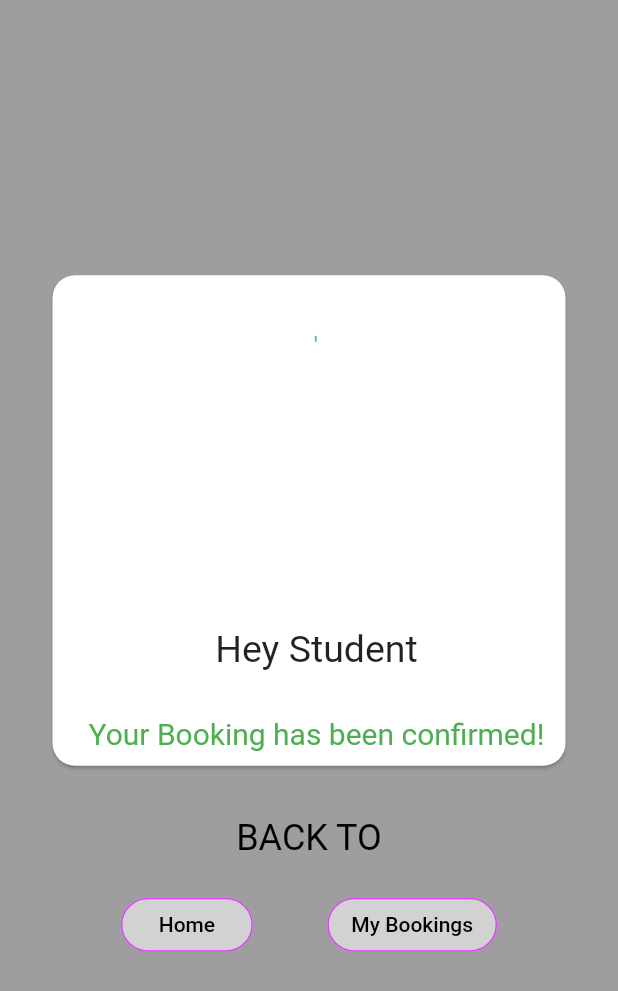
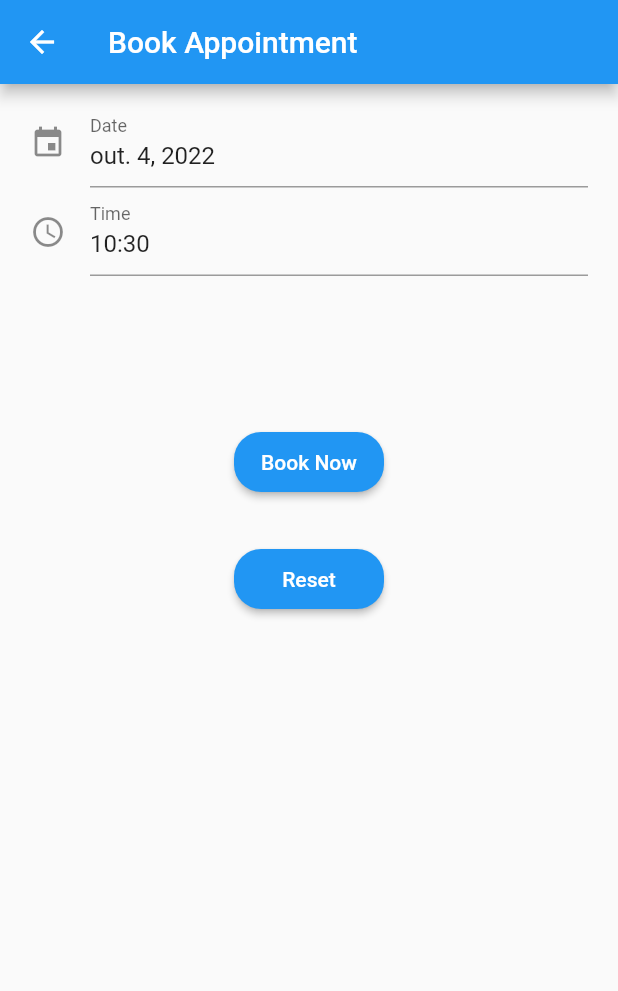
Before and after one commit to brisingr24/Serenity, a Flutter app: the Profile screen opened directly, after a tap on "BOOK", on a phone screen of 412 x 824 dp. Shown: the top 991 px of the screen. Run offline on Flutter 3.47's test engine with Material 2 defaults, Android fonts, the phone set to English and light mode, and no system bars; drawn by our look-alikes of date_time_picker; our stand-ins replace animated_bottom_navigation_bar, carousel_slider, cloud_firestore, firebase_auth, firebase_core, firebase_storage and 4 more; missing offline and left inert: circular_menu, dart:ffi; accounts and stored records are empty.

Commit message:
Booking Screen Date and Time Added

```diff
--- /dev/null
+++ b/lib/screens/bookings/bookingscreen.dart
@@ -0,0 +1,146 @@
+import 'package:date_time_picker/date_time_picker.dart';
+import 'package:envision/screens/bookings/bookconfirm.dart';
+import 'package:flutter/material.dart';
+
+import 'package:intl/intl.dart';
+
+class BookingScreen extends StatefulWidget {
+  const BookingScreen({Key? key}) : super(key: key);
+
+  @override
+  State<BookingScreen> createState() => _BookingScreenState();
+}
+
+class _BookingScreenState extends State<BookingScreen> {
+  GlobalKey<FormState> _oFormKey = GlobalKey<FormState>();
+  late TextEditingController _controller1;
+  late TextEditingController _controller2;
+  late TextEditingController _controller3;
+  late TextEditingController _controller4;
+
+  //String _initialValue = '';
+
+  String _valueChanged3 = '';
+  String _valueToValidate3 = '';
+  String _valueSaved3 = '';
+  String _valueChanged4 = '';
+  String _valueToValidate4 = '';
+  String _valueSaved4 = '';
+
+  @override
+  void initState() {
+    super.initState();
+    Intl.defaultLocale = 'pt_BR';
+    // _initialValue = DateTime.now().toString();
+    // _controller1 = TextEditingController(text: DateTime.now().toString());
+    // _controller2 = TextEditingController(text: DateTime.now().toString());
+    _controller3 = TextEditingController(text: DateTime.now().toString());
+
+    String lsHour = TimeOfDay.now().hour.toString().padLeft(2, '0');
+    String lsMinute = TimeOfDay.now().minute.toString().padLeft(2, '0');
+    _controller4 = TextEditingController(text: '$lsHour:$lsMinute');
+  }
+
+  @override
+  Widget build(BuildContext context) {
+    return Scaffold(
+      appBar: AppBar(
+        title: Text('Book Appointment'),
+      ),
+      body: SingleChildScrollView(
+        padding: EdgeInsets.only(left: 20, right: 20, top: 10),
+        child: Form(
+          key: _oFormKey,
+          child: Column(
+            children: <Widget>[
+              DateTimePicker(
+                type: DateTimePickerType.date,
+                //dateMask: 'yyyy/MM/dd',
+                controller: _controller3,
+                //initialValue: _initialValue,
+                firstDate: DateTime(2000),
+                lastDate: DateTime(2100),
+                icon: Icon(Icons.event),
+                dateLabelText: 'Date',
+                locale: Locale('en', 'IN'),
+                onChanged: (val) => setState(() => _valueChanged3 = val),
+                validator: (val) {
+                  setState(() => _valueToValidate3 = val ?? '');
+                  return null;
+                },
+                onSaved: (val) => setState(() => _valueSaved3 = val ?? ''),
+              ),
+              DateTimePicker(
+                type: DateTimePickerType.time,
+                //timePickerEntryModeInput: true,
+                controller: _controller4,
+                // initialValue: '', //_initialValue,
+                icon: Icon(Icons.access_time),
+                timeLabelText: "Time",
+                use24HourFormat: false,
+                locale: Locale('en', 'IN'),
+                onChanged: (val) => setState(() => _valueChanged4 = val),
+                validator: (val) {
+                  setState(() => _valueToValidate4 = val ?? '');
+                  return null;
+                },
+                onSaved: (val) => setState(() => _valueSaved4 = val ?? ''),
+              ),
+              SizedBox(height: 100),
+              ElevatedButton(
+                  onPressed: () {
+                    final loForm = _oFormKey.currentState;
+
+                    if (loForm?.validate() == true) {
+                      loForm?.save();
+                    }
+                    Navigator.push(
+                    context,
+                    MaterialPageRoute(builder: (context) => BookingConfirm()),
+                  );
+                  },
+                  child: Text('Book Now'),
+                  style: ButtonStyle(
+                      backgroundColor: MaterialStateProperty.all(Colors.blue),
+                      fixedSize:
+                          MaterialStateProperty.all<Size>(const Size(100, 40)),
+                      shape: MaterialStateProperty.all<RoundedRectangleBorder>(
+                          RoundedRectangleBorder(
+                        borderRadius: BorderRadius.circular(18.0),
+                      )))),
+              SizedBox(height: 30),
+              ElevatedButton(
+                  onPressed: () {
+                    final loForm = _oFormKey.currentState;
+                    loForm?.reset();
+
+                    setState(() {
+                      _valueChanged3 = '';
+                      _valueChanged4 = '';
+
+                      _valueToValidate3 = '';
+                      _valueToValidate4 = '';
+
+                      _valueSaved3 = '';
+                      _valueSaved4 = '';
+                    });
+
+                    _controller3.clear();
+                    _controller4.clear();
+                  },
+                  child: Text('Reset'),
+                  style: ButtonStyle(
+                      backgroundColor: MaterialStateProperty.all(Colors.blue),
+                      fixedSize:
+                          MaterialStateProperty.all<Size>(const Size(100, 40)),
+                      shape: MaterialStateProperty.all<RoundedRectangleBorder>(
+                          RoundedRectangleBorder(
+                        borderRadius: BorderRadius.circular(18.0),
+                      )))),
+            ],
+          ),
+        ),
+      ),
+    );
+  }
+}
--- a/lib/screens/mains/profile.dart
+++ b/lib/screens/mains/profile.dart
@@ -1,4 +1,5 @@
 // ignore_for_file: prefer_const_constructors, prefer_const_literals_to_create_immutables
+import 'package:envision/screens/bookings/bookingscreen.dart';
 import 'package:envision/screens/editprofile.dart';
 import 'package:envision/screens/bookings/bookconfirm.dart';
 import 'package:flutter/cupertino.dart';
@@ -90,7 +91,7 @@ class _ProfileState extends State<Profile> {
                 onPressed: () {
                   Navigator.push(
                     context,
-                    MaterialPageRoute(builder: (context) => BookingConfirm()),
+                    MaterialPageRoute(builder: (context) => BookingScreen()),
                   );
                 },
                 child: Text("BOOK"),
--- a/pubspec.yaml
+++ b/pubspec.yaml
@@ -35,6 +35,10 @@ dependencies:
   # Use with the CupertinoIcons class for iOS style icons.
   cupertino_icons: ^1.0.2
   carousel_slider: ^4.1.1
+  date_time_picker: ^2.1.0
+  flutter_localizations:
+    sdk: flutter
+    version: ^0.0.0
 
 
 dev_dependencies:
```
Also changed, not shown: lib/main.dart (+7 -0 lines), pubspec.lock, 2 other files.
